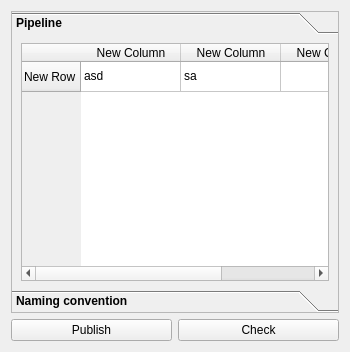
Before: the Qt Designer form maya/python/tlc/common/checkers/masterOfCheckers.ui in jtaibo/TallerCreacionTools, drawn with Qt 5.
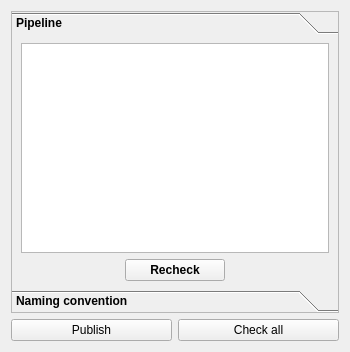
After: the same form once the commit is applied. The open tabs and pages were chosen to show the change.

Commit message: Checker with PopulateUI, ContextMenu and check colors

Patch:
```diff
--- a/maya/python/tlc/common/checkers/masterOfCheckers.ui
+++ b/maya/python/tlc/common/checkers/masterOfCheckers.ui
@@ -79,41 +79,124 @@
         <attribute name="label">
          <string>Pipeline</string>
         </attribute>
-        <layout class="QGridLayout" name="gridLayout">
-         <item row="0" column="0">
+        <layout class="QVBoxLayout" name="verticalLayout_3">
+         <item>
           <widget class="QTableWidget" name="pipeline_table">
-           <row>
-            <property name="text">
-             <string>New Row</string>
-            </property>
-           </row>
-           <column>
-            <property name="text">
-             <string>New Column</string>
-            </property>
-           </column>
-           <column>
-            <property name="text">
-             <string>New Column</string>
-            </property>
-           </column>
-           <column>
-            <property name="text">
-             <string>New Column</string>
-            </property>
-           </column>
-           <item row="0" column="0">
-            <property name="text">
-             <string>asd</string>
-            </property>
-           </item>
-           <item row="0" column="1">
-            <property name="text">
-             <string>sa</string>
-            </property>
-           </item>
+           <property name="font">
+            <font>
+             <bold>true</bold>
+            </font>
+           </property>
+           <property name="focusPolicy">
+            <enum>Qt::NoFocus</enum>
+           </property>
+           <property name="contextMenuPolicy">
+            <enum>Qt::CustomContextMenu</enum>
+           </property>
+           <property name="acceptDrops">
+            <bool>false</bool>
+           </property>
+           <property name="horizontalScrollBarPolicy">
+            <enum>Qt::ScrollBarAsNeeded</enum>
+           </property>
+           <property name="editTriggers">
+            <set>QAbstractItemView::NoEditTriggers</set>
+           </property>
+           <property name="showDropIndicator" stdset="0">
+            <bool>true</bool>
+           </property>
+           <property name="alternatingRowColors">
+            <bool>true</bool>
+           </property>
+           <property name="selectionMode">
+            <enum>QAbstractItemView::NoSelection</enum>
+           </property>
+           <property name="verticalScrollMode">
+            <enum>QAbstractItemView::ScrollPerPixel</enum>
+           </property>
+           <property name="showGrid">
+            <bool>true</bool>
+           </property>
+           <attribute name="horizontalHeaderDefaultSectionSize">
+            <number>135</number>
+           </attribute>
+           <attribute name="horizontalHeaderHighlightSections">
+            <bool>false</bool>
+           </attribute>
           </widget>
          </item>
+         <item>
+          <layout class="QHBoxLayout" name="horizontalLayout_02">
+           <item>
+            <widget class="QPushButton" name="pipeline_button">
+             <property name="sizePolicy">
+              <sizepolicy hsizetype="Maximum" vsizetype="Fixed">
+               <horstretch>0</horstretch>
+               <verstretch>0</verstretch>
+              </sizepolicy>
+             </property>
+             <property name="minimumSize">
+              <size>
+               <width>100</width>
+               <height>0</height>
+              </size>
+             </property>
+             <property name="palette">
+              <palette>
+               <active>
+                <colorrole role="Button">
+                 <brush brushstyle="SolidPattern">
+                  <color alpha="255">
+                   <red>77</red>
+                   <green>77</green>
+                   <blue>77</blue>
+                  </color>
+                 </brush>
+                </colorrole>
+               </active>
+               <inactive>
+                <colorrole role="Button">
+                 <brush brushstyle="SolidPattern">
+                  <color alpha="255">
+                   <red>240</red>
+                   <green>240</green>
+                   <blue>240</blue>
+                  </color>
+                 </brush>
+                </colorrole>
+               </inactive>
+               <disabled>
+                <colorrole role="Button">
+                 <brush brushstyle="SolidPattern">
+                  <color alpha="255">
+                   <red>77</red>
+                   <green>77</green>
+                   <blue>77</blue>
+                  </color>
+                 </brush>
+                </colorrole>
+               </disabled>
+              </palette>
+             </property>
+             <property name="font">
+              <font>
+               <pointsize>9</pointsize>
+               <bold>true</bold>
+               <underline>false</underline>
+               <strikeout>false</strikeout>
+               <kerning>true</kerning>
+              </font>
+             </property>
+             <property name="text">
+              <string>Recheck</string>
+             </property>
+             <property name="flat">
+              <bool>false</bool>
+             </property>
+            </widget>
+           </item>
+          </layout>
+         </item>
         </layout>
        </widget>
        <widget class="QWidget" name="naming_page">
@@ -162,7 +245,7 @@
      <item>
       <widget class="QPushButton" name="check_button">
        <property name="text">
-        <string>Check</string>
+        <string>Check all</string>
        </property>
       </widget>
      </item>
```
Left out of the diff: 114 changed lines with no effect on the pictures. The commit also changes 1 other file.
